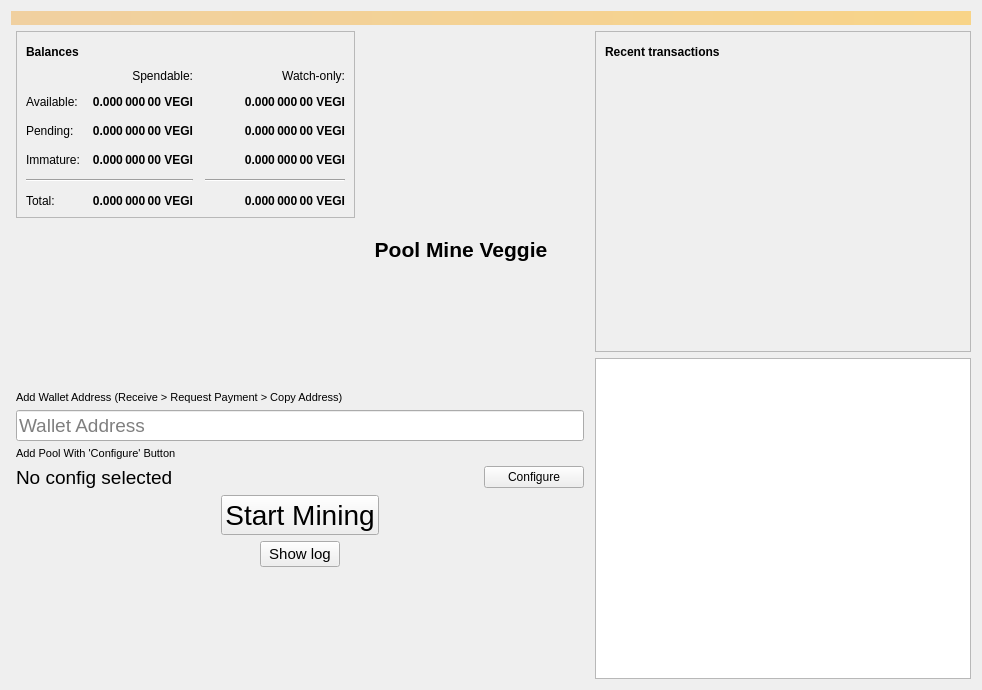
Above: src/qt/forms/overviewpage.ui from Oskii/Veggie before the change. Below: the same form after it.
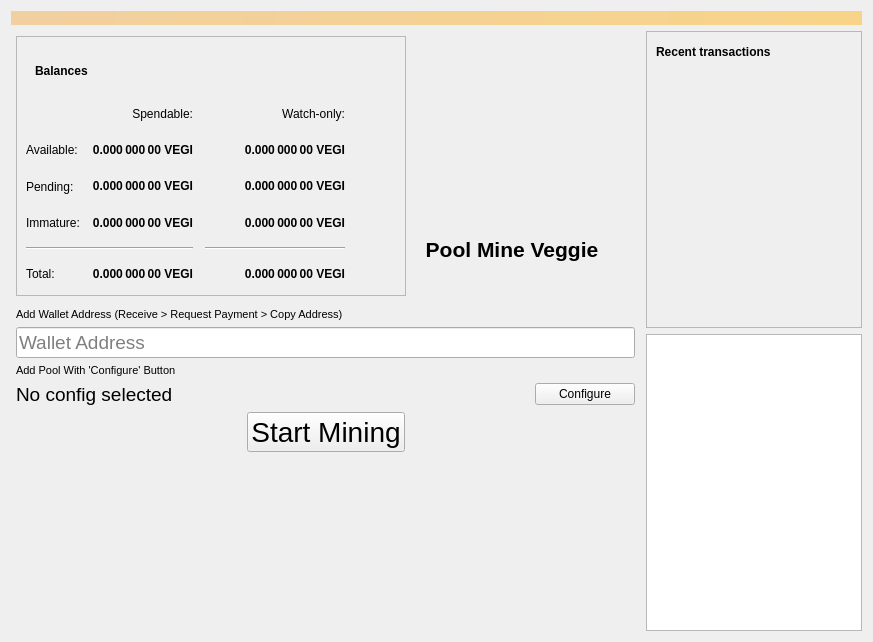
That is the form after the change. Icons and pictures are not drawn.

Patch:
```diff
--- a/src/qt/forms/overviewpage.ui
+++ b/src/qt/forms/overviewpage.ui
@@ -6,8 +6,8 @@
    <rect>
     <x>0</x>
     <y>0</y>
-    <width>982</width>
-    <height>690</height>
+    <width>873</width>
+    <height>642</height>
    </rect>
   </property>
   <property name="windowTitle">
@@ -61,6 +61,18 @@
            </property>
            <item>
             <widget class="QFrame" name="frame">
+             <property name="minimumSize">
+              <size>
+               <width>390</width>
+               <height>260</height>
+              </size>
+             </property>
+             <property name="maximumSize">
+              <size>
+               <width>390</width>
+               <height>260</height>
+              </size>
+             </property>
              <property name="frameShape">
               <enum>QFrame::StyledPanel</enum>
              </property>
@@ -69,7 +81,20 @@
              </property>
              <layout class="QVBoxLayout" name="verticalLayout_4">
               <item>
-               <layout class="QHBoxLayout" name="horizontalLayout_4">
+               <widget class="QWidget" name="widget_3" native="true">
+                <property name="minimumSize">
+                 <size>
+                  <width>350</width>
+                  <height>50</height>
+                 </size>
+                </property>
+                <property name="maximumSize">
+                 <size>
+                  <width>120</width>
+                  <height>50</height>
+                 </size>
+                </property>
+                <layout class="QHBoxLayout" name="horizontalLayout_11">
                 <item>
                  <widget class="QLabel" name="label_5">
                   <property name="font">
@@ -130,6 +155,7 @@
                  </spacer>
                 </item>
                </layout>
+               </widget>
               </item>
               <item>
                <layout class="QGridLayout" name="gridLayout">
@@ -428,19 +454,6 @@
              </layout>
             </widget>
            </item>
-           <item>
-            <spacer name="verticalSpacer_3">
-             <property name="orientation">
-              <enum>Qt::Vertical</enum>
-             </property>
-             <property name="sizeHint" stdset="0">
-              <size>
-               <width>20</width>
-               <height>40</height>
-              </size>
-             </property>
-            </spacer>
-           </item>
           </layout>
          </item>
          <item>
@@ -683,46 +696,25 @@
         </layout>
        </item>
        <item>
-        <layout class="QHBoxLayout" name="horizontalLayout_7">
-         <item>
-          <spacer name="horizontalSpacer_7">
-           <property name="orientation">
-            <enum>Qt::Horizontal</enum>
-           </property>
-           <property name="sizeHint" stdset="0">
-            <size>
-             <width>40</width>
-             <height>20</height>
-            </size>
-           </property>
-          </spacer>
-         </item>
+        <layout class="QHBoxLayout" name="horizontalLayout_10">
+         <property name="spacing">
+          <number>0</number>
+         </property>
+         <property name="topMargin">
+          <number>0</number>
+         </property>
          <item>
-          <widget class="QPushButton" name="pushButtonShowLog">
-           <property name="font">
-            <font>
-             <pointsize>11</pointsize>
-            </font>
-           </property>
-           <property name="text">
-            <string>Show log</string>
-           </property>
-          </widget>
-         </item>
-         <item>
-          <spacer name="horizontalSpacer_6">
+          <spacer name="verticalSpacer">
            <property name="orientation">
-            <enum>Qt::Horizontal</enum>
+            <enum>Qt::Vertical</enum>
            </property>
            <property name="sizeHint" stdset="0">
             <size>
-             <width>40</width>
-             <height>20</height>
+             <width>20</width>
+             <height>40</height>
             </size>
            </property>
           </spacer>
-         </item>
-        </layout>
        </item>
        <item>
         <widget class="QLabel" name="webWidget">
@@ -732,6 +724,15 @@
            <height>100</height>
           </size>
          </property>
+           <property name="text">
+            <string/>
+           </property>
+          </widget>
+         </item>
+        </layout>
+       </item>
+       <item>
+        <widget class="QLabel" name="labelMessage">
          <property name="text">
           <string/>
          </property>
```
Lines whose indentation alone changed are shown as unchanged.
